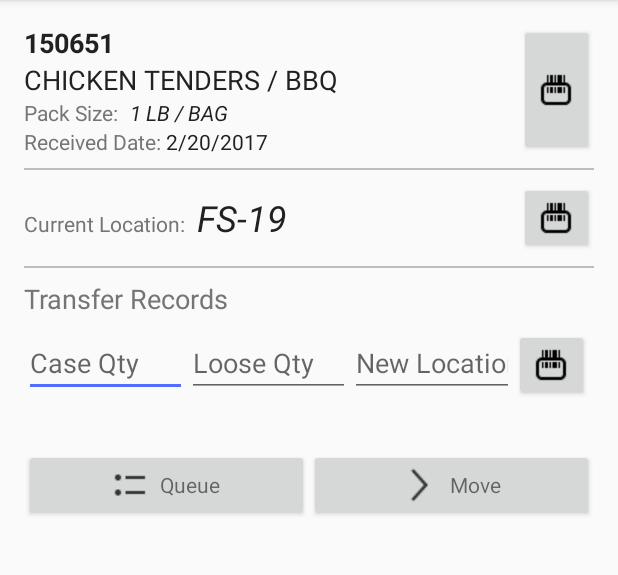
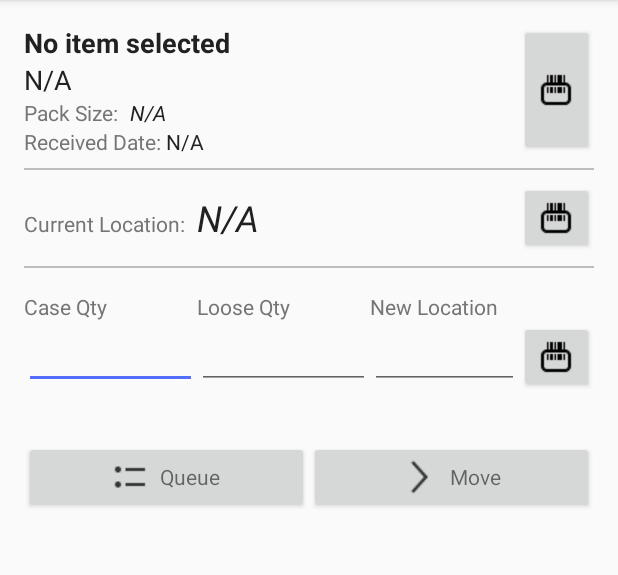
Before and after one commit to throwrocks/android-stock-rotation, an Android app: the ScanActivity screen opened directly, with no data from a screen before it, on a phone screen of 412 x 824 dp, the part 84-659 px from its top. Run offline under Robolectric (Android 15) with nearby library versions, the phone set to English and light mode, and no system bars; libraries missing offline, so code that uses them is left out: io.realm.

Commit message:
feat: Now updating the Locations table using the sync method. Completed the ScanActivity data entry layout (scan item, current location, and new location).

```diff
--- a/app/src/main/java/rocks/athrow/android_stock_rotation/data/Location.java
+++ b/app/src/main/java/rocks/athrow/android_stock_rotation/data/Location.java
@@ -2,12 +2,18 @@ package rocks.athrow.android_stock_rotation.data;
 
 import io.realm.RealmObject;
 import io.realm.annotations.PrimaryKey;
+
+import static rocks.athrow.android_stock_rotation.data.Item.FIELD_SERIAL_NUMBER;
 
 /**
  * Created by joselopez on 1/9/17.
  */
 
 public class Location extends RealmObject {
+    public final static String FIELD_SERIAL_NUMBER = "serialNumber";
+    public final static String FIELD_LOCATION = "location";
+    public final static String FIELD_BARCODE = "barcode";
+    public final static String FIELD_TYPE = "type";
     @PrimaryKey
     private int serialNumber;
     private String location;
--- a/app/src/main/res/layout/content_count_item.xml
+++ b/app/src/main/res/layout/content_count_item.xml
@@ -3,15 +3,45 @@
 <LinearLayout xmlns:android="http://schemas.android.com/apk/res/android"
     android:layout_width="match_parent"
     android:layout_height="wrap_content"
+    android:layout_marginTop="8dp"
     android:orientation="vertical">
 
-    <TextView
-        android:layout_width="wrap_content"
+    <LinearLayout
+        android:layout_width="match_parent"
         android:layout_height="wrap_content"
-        android:layout_marginBottom="8dp"
-        android:text="Transfer Records"
-        android:textColor="@color/secondaryText"
-        android:textSize="18sp" />
+        android:orientation="horizontal"
+        android:weightSum="1.15">
+
+        <TextView
+            android:id="@+id/label_case_qty"
+            style="@style/LabelStyle"
+            android:layout_width="0dp"
+            android:layout_height="wrap_content"
+            android:layout_weight="0.35"
+            android:text="Case Qty" />
+
+        <TextView
+            android:id="@+id/label_loose_qty"
+            style="@style/LabelStyle"
+            android:layout_width="0dp"
+            android:layout_height="wrap_content"
+            android:layout_weight="0.35"
+            android:text="Loose Qty" />
+
+        <TextView
+            android:id="@+id/label_new_location"
+            style="@style/LabelStyle"
+            android:layout_width="0dp"
+            android:layout_height="wrap_content"
+            android:layout_weight="0.35"
+            android:text="New Location" />
+
+        <TextView
+            android:layout_width="0dp"
+            android:layout_height="wrap_content"
+            android:layout_weight="0.15" />
+    </LinearLayout>
+
 
     <LinearLayout
         android:layout_width="match_parent"
@@ -23,8 +53,7 @@
             android:id="@+id/input_case_qty"
             android:layout_width="0dp"
             android:layout_height="wrap_content"
-            android:layout_weight="0.33"
-            android:hint="Case Qty"
+            android:layout_weight="0.35"
             android:inputType="number" />
 
         <EditText
@@ -32,17 +61,15 @@
             android:id="@+id/input_loose_qty"
             android:layout_width="0dp"
             android:layout_height="wrap_content"
-            android:layout_weight="0.33"
-            android:hint="Loose Qty"
+            android:layout_weight="0.35"
             android:inputType="number" />
 
         <EditText
             android:id="@+id/input_new_location"
             android:layout_width="0dp"
             android:layout_height="wrap_content"
-            android:layout_weight="0.33"
+            android:layout_weight="0.30"
             android:enabled="true"
-            android:hint="New Location"
             android:inputType="text" />
 
         <!-- SCAN NEW LOCATION -->
--- a/app/src/main/res/layout/content_current_location_block.xml
+++ b/app/src/main/res/layout/content_current_location_block.xml
@@ -22,12 +22,12 @@
 
         <TextView
             android:layout_marginStart="8dp"
-            android:id="@+id/input_pack_size"
+            android:id="@+id/input_current_location"
             style="@style/PrimaryTextStyle"
             android:textSize="24sp"
             android:layout_width="wrap_content"
             android:layout_height="wrap_content"
-            android:text="@string/dummy_current_location"
+            android:text="@string/n_a"
             android:textStyle="italic" />
     </LinearLayout>
 
--- a/app/src/main/res/layout/content_item_block.xml
+++ b/app/src/main/res/layout/content_item_block.xml
@@ -16,7 +16,7 @@
             style="@style/PrimaryTextStyle"
             android:layout_width="wrap_content"
             android:layout_height="wrap_content"
-            android:text="150651"
+            android:text="@string/no_item_selected"
             android:textSize="18sp"
             android:textStyle="bold" />
 
@@ -25,7 +25,7 @@
             style="@style/PrimaryTextStyle"
             android:layout_width="wrap_content"
             android:layout_height="wrap_content"
-            android:text="CHICKEN TENDERS / BBQ"
+            android:text="@string/n_a"
             android:textSize="18sp" />
 
         <LinearLayout
@@ -46,7 +46,7 @@
                 style="@style/PrimaryTextStyle"
                 android:layout_width="wrap_content"
                 android:layout_height="wrap_content"
-                android:text="@string/dummy_pack_size"
+                android:text="@string/n_a"
                 android:textStyle="italic" />
         </LinearLayout>
 
@@ -67,7 +67,7 @@
                 style="@style/PrimaryTextStyle"
                 android:layout_width="wrap_content"
                 android:layout_height="wrap_content"
-                android:text="2/20/2017" />
+                android:text="@string/n_a"/>
 
         </LinearLayout>
     </LinearLayout>
--- a/app/src/main/res/values/strings.xml
+++ b/app/src/main/res/values/strings.xml
@@ -3,7 +3,7 @@
 
     <!-- Item Labels-->
     <string name="label_pack_size">Pack Size: </string>
-    <string name="dummy_pack_size">1 LB / BAG"</string>
-    <string name="dummy_current_location">FS-19"</string>
+    <string name="no_item_selected">No item selected</string>
+    <string name="n_a">N/A</string>
     <string name="hint_current_location">Current Location: </string>
 </resources>
```
Also changed, not shown: app/src/main/java/rocks/athrow/android_stock_rotation/activity/MainActivity.java (+11 -5 lines), app/src/main/java/rocks/athrow/android_stock_rotation/activity/ScanActivity.java (+68 -15 lines), app/src/main/java/rocks/athrow/android_stock_rotation/service/UpdateDBService.java (+20 -2 lines).
